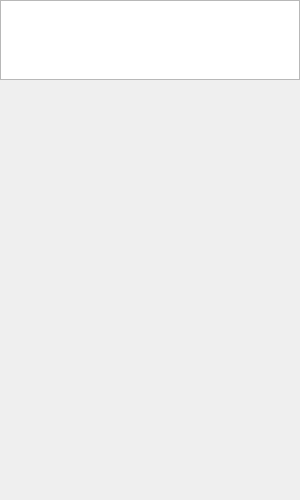
benapetr/XenAdminQt, file src/xenadmin-ui/widgets/notificationsview.ui: the form before one commit.
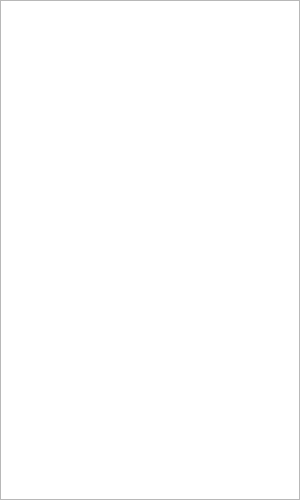
The form after the commit.

```diff
--- a/src/xenadmin-ui/widgets/notificationsview.ui
+++ b/src/xenadmin-ui/widgets/notificationsview.ui
@@ -32,23 +32,11 @@
    <item>
     <widget class="QListWidget" name="subModeList">
      <property name="sizePolicy">
-      <sizepolicy hsizetype="Expanding" vsizetype="Fixed">
+      <sizepolicy hsizetype="Expanding" vsizetype="Expanding">
        <horstretch>0</horstretch>
        <verstretch>0</verstretch>
       </sizepolicy>
      </property>
-     <property name="minimumSize">
-      <size>
-       <width>0</width>
-       <height>80</height>
-      </size>
-     </property>
-     <property name="maximumSize">
-      <size>
-       <width>16777215</width>
-       <height>80</height>
-      </size>
-     </property>
      <property name="frameShadow">
       <enum>QFrame::Shadow::Plain</enum>
      </property>
@@ -69,19 +57,6 @@
      </property>
     </widget>
    </item>
-   <item>
-    <spacer name="verticalSpacer">
-     <property name="orientation">
-      <enum>Qt::Orientation::Vertical</enum>
-     </property>
-     <property name="sizeHint" stdset="0">
-      <size>
-       <width>20</width>
-       <height>40</height>
-      </size>
-     </property>
-    </spacer>
-   </item>
   </layout>
  </widget>
  <resources/>
```
